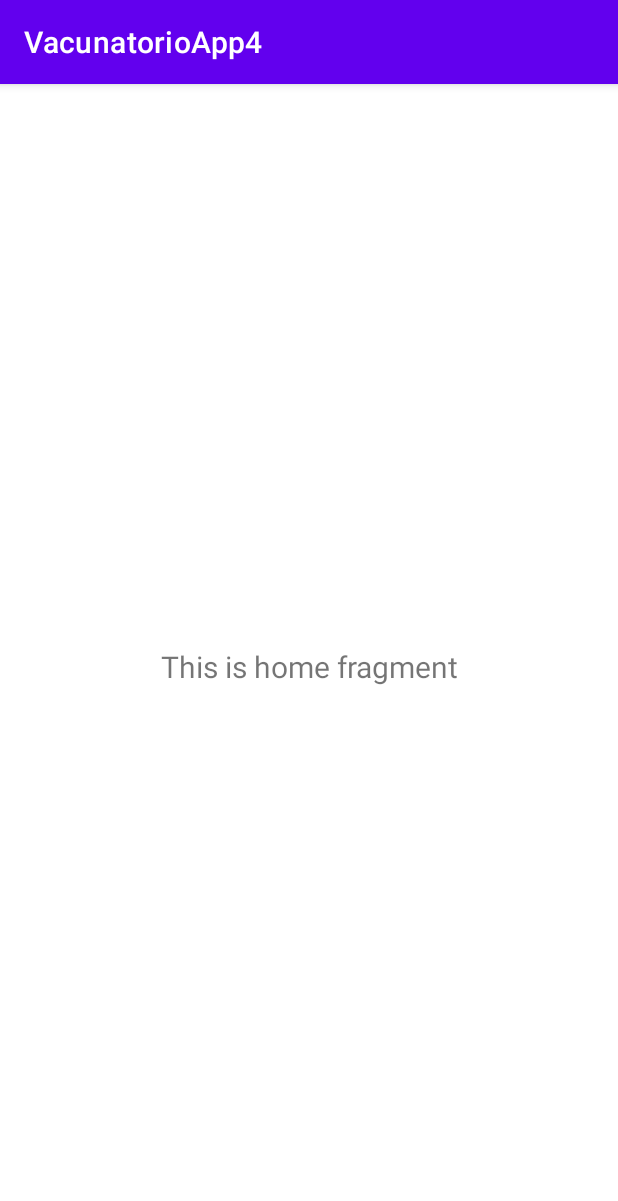
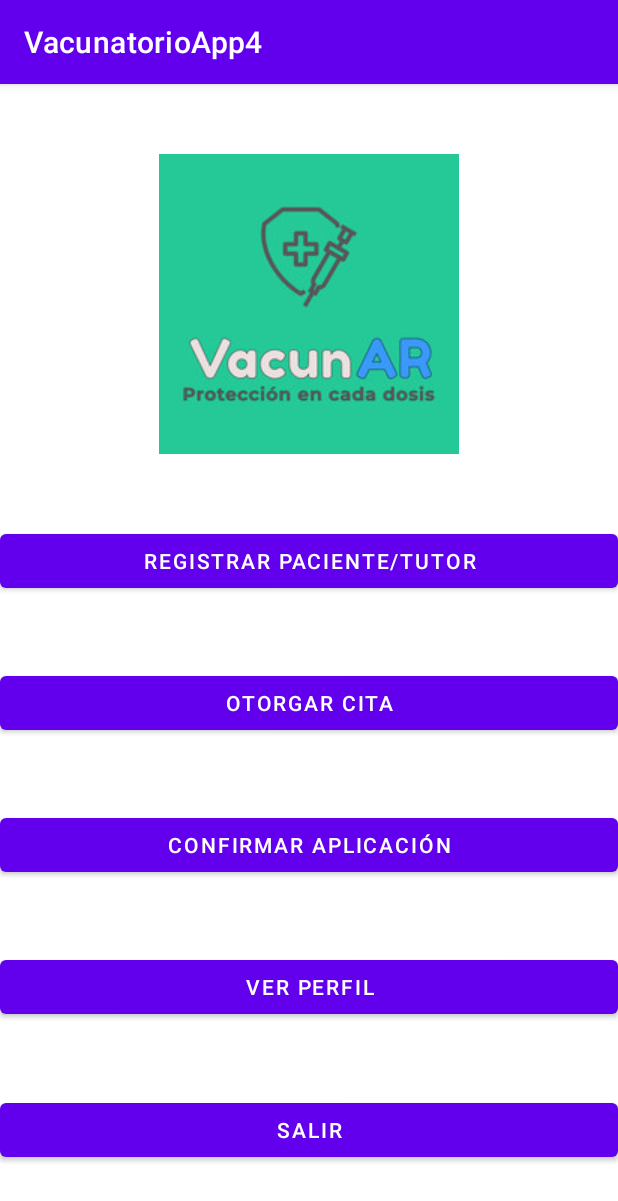
Before and after one commit to ProgramEze/VacunatorioApp4, an Android app: the fragment HomeFragment shown on its own in the app's theme, on a phone screen of 412 x 824 dp. Shown: the top 1201 px of the screen. Run offline under Robolectric (Android 15) with nearby library versions, the phone set to English and light mode, and no system bars.

Commit message:
Cuarto commit

```diff
--- a/app/src/main/java/com/ezequieldiaz/vacunatorioapp4/request/ApiClient.java
+++ b/app/src/main/java/com/ezequieldiaz/vacunatorioapp4/request/ApiClient.java
@@ -24,7 +24,7 @@ import retrofit2.http.PUT;
 import retrofit2.http.Path;
 
 public class ApiClient {
-    public static final String URL = "http://192.168.0.106:5000/";
+    public static final String URL = "http://192.168.1.6:5000/";
     private static MisEndPoints mep;
 
     public static MisEndPoints getEndPoints(){
--- a/app/src/main/java/com/ezequieldiaz/vacunatorioapp4/ui/home/HomeFragment.java
+++ b/app/src/main/java/com/ezequieldiaz/vacunatorioapp4/ui/home/HomeFragment.java
@@ -4,11 +4,9 @@ import android.os.Bundle;
 import android.view.LayoutInflater;
 import android.view.View;
 import android.view.ViewGroup;
-import android.widget.TextView;
 
 import androidx.annotation.NonNull;
 import androidx.fragment.app.Fragment;
-import androidx.lifecycle.ViewModelProvider;
 
 import com.ezequieldiaz.vacunatorioapp4.databinding.FragmentHomeBinding;
 
@@ -18,15 +16,8 @@ public class HomeFragment extends Fragment {
 
     public View onCreateView(@NonNull LayoutInflater inflater,
                              ViewGroup container, Bundle savedInstanceState) {
-        HomeFragmentViewModel homeFragmentViewModel =
-                new ViewModelProvider(this).get(HomeFragmentViewModel.class);
-
         binding = FragmentHomeBinding.inflate(inflater, container, false);
-        View root = binding.getRoot();
-
-        final TextView textView = binding.textHome;
-        homeFragmentViewModel.getText().observe(getViewLifecycleOwner(), textView::setText);
-        return root;
+        return binding.getRoot();
     }
 
     @Override
--- a/app/src/main/res/layout/fragment_home.xml
+++ b/app/src/main/res/layout/fragment_home.xml
@@ -6,17 +6,75 @@
     android:layout_height="match_parent"
     tools:context=".ui.home.HomeFragment">
 
-    <TextView
-        android:id="@+id/text_home"
-        android:layout_width="match_parent"
+    <ImageView
+        android:id="@+id/ic_logo"
+        android:layout_width="wrap_content"
         android:layout_height="wrap_content"
-        android:layout_marginStart="8dp"
-        android:layout_marginTop="8dp"
-        android:layout_marginEnd="8dp"
-        android:textAlignment="center"
-        android:textSize="20sp"
+        android:src="@drawable/ic_logo"
+        app:layout_constraintBottom_toTopOf="@+id/btnRegistrar"
+        app:layout_constraintEnd_toEndOf="parent"
+        app:layout_constraintHorizontal_bias="0.5"
+        app:layout_constraintStart_toStartOf="parent"
+        app:layout_constraintTop_toTopOf="parent"
+        app:layout_constraintVertical_bias="0.5" />
+
+    <Button
+        android:id="@+id/btnRegistrar"
+        android:layout_width="0dp"
+        android:layout_height="wrap_content"
+        android:text="Registrar paciente/tutor"
+        app:layout_constraintBottom_toTopOf="@+id/btnCita"
+        app:layout_constraintEnd_toEndOf="parent"
+        app:layout_constraintHorizontal_bias="0.5"
+        app:layout_constraintStart_toStartOf="parent"
+        app:layout_constraintTop_toBottomOf="@+id/ic_logo"
+        app:layout_constraintVertical_bias="0.5" />
+
+    <Button
+        android:id="@+id/btnCita"
+        android:layout_width="0dp"
+        android:layout_height="wrap_content"
+        android:text="Otorgar cita"
+        app:layout_constraintBottom_toTopOf="@+id/btnAplicacion"
+        app:layout_constraintEnd_toEndOf="parent"
+        app:layout_constraintHorizontal_bias="0.5"
+        app:layout_constraintStart_toStartOf="parent"
+        app:layout_constraintTop_toBottomOf="@+id/btnRegistrar"
+        app:layout_constraintVertical_bias="0.5" />
+
+    <Button
+        android:id="@+id/btnAplicacion"
+        android:layout_width="0dp"
+        android:layout_height="wrap_content"
+        android:text="Confirmar aplicación"
+        app:layout_constraintBottom_toTopOf="@+id/btnPerfil"
+        app:layout_constraintEnd_toEndOf="parent"
+        app:layout_constraintHorizontal_bias="0.5"
+        app:layout_constraintStart_toStartOf="parent"
+        app:layout_constraintTop_toBottomOf="@+id/btnCita"
+        app:layout_constraintVertical_bias="0.5" />
+
+    <Button
+        android:id="@+id/btnPerfil"
+        android:layout_width="0dp"
+        android:layout_height="wrap_content"
+        android:text="Ver perfil"
+        app:layout_constraintBottom_toTopOf="@+id/btnSalir"
+        app:layout_constraintEnd_toEndOf="parent"
+        app:layout_constraintHorizontal_bias="0.5"
+        app:layout_constraintStart_toStartOf="parent"
+        app:layout_constraintTop_toBottomOf="@+id/btnAplicacion"
+        app:layout_constraintVertical_bias="0.5" />
+
+    <Button
+        android:id="@+id/btnSalir"
+        android:layout_width="0dp"
+        android:layout_height="wrap_content"
+        android:text="Salir"
         app:layout_constraintBottom_toBottomOf="parent"
         app:layout_constraintEnd_toEndOf="parent"
+        app:layout_constraintHorizontal_bias="0.5"
         app:layout_constraintStart_toStartOf="parent"
-        app:layout_constraintTop_toTopOf="parent" />
+        app:layout_constraintTop_toBottomOf="@+id/btnPerfil"
+        app:layout_constraintVertical_bias="0.5" />
 </androidx.constraintlayout.widget.ConstraintLayout>
```
